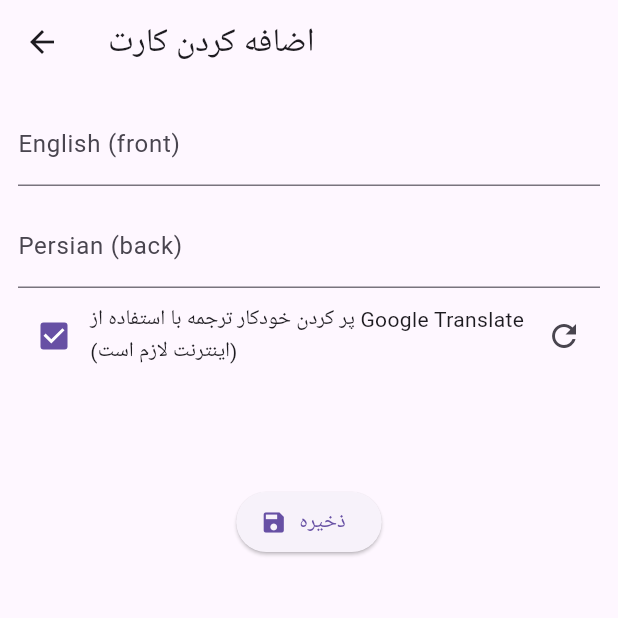
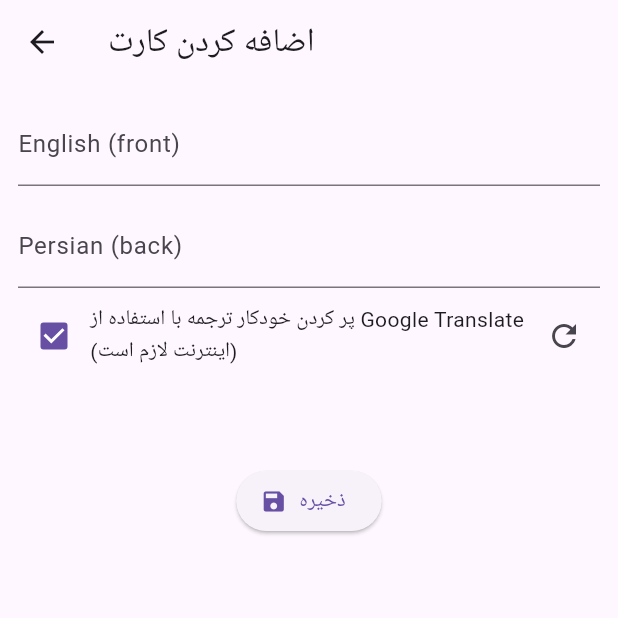
Before and after one commit to taheriara/leitner_flutter_app, a Flutter app: the AddCardPage screen opened directly, on a phone screen of 412 x 824 dp, the top half of it. Run offline on Flutter 3.47's test engine with Material 3 defaults, Android fonts, the light colour scheme and no system bars; our stand-ins replace action_slider, flutter_slidable, flutter_tts, sqflite; missing offline and left inert: translator; accounts and stored records are empty.

Commit message:
fix add card OK

```diff
--- a/lib/pages/add_card_page.dart
+++ b/lib/pages/add_card_page.dart
@@ -201,13 +201,16 @@ class _AddCardPageState extends State<AddCardPage> {
             //   child: Text(_phoneticText != null && _phoneticText!.isNotEmpty ? '$_phoneticText 🕩' : ''),
             // ),
             SizedBox(
-              height: 48, // ارتفاع ثابت
+              height: 38, // ارتفاع ثابت
               child: TextButton(
                 onPressed: (_phoneticText != null && _phoneticText!.isNotEmpty) ? () => _speakText() : null,
-                child: Text(_phoneticText != null && _phoneticText!.isNotEmpty ? '$_phoneticText 🕩' : ''),
+                child: Text(
+                  _phoneticText != null && _phoneticText!.isNotEmpty ? '🔉  $_phoneticText' : '',
+                  style: TextStyle(fontSize: 16),
+                ),
               ),
             ),
-            SizedBox(height: 14),
+            SizedBox(height: 10),
             ElevatedButton.icon(onPressed: _saveCard, icon: Icon(Icons.save), label: Text('ذخیره')),
           ],
         ),
```
